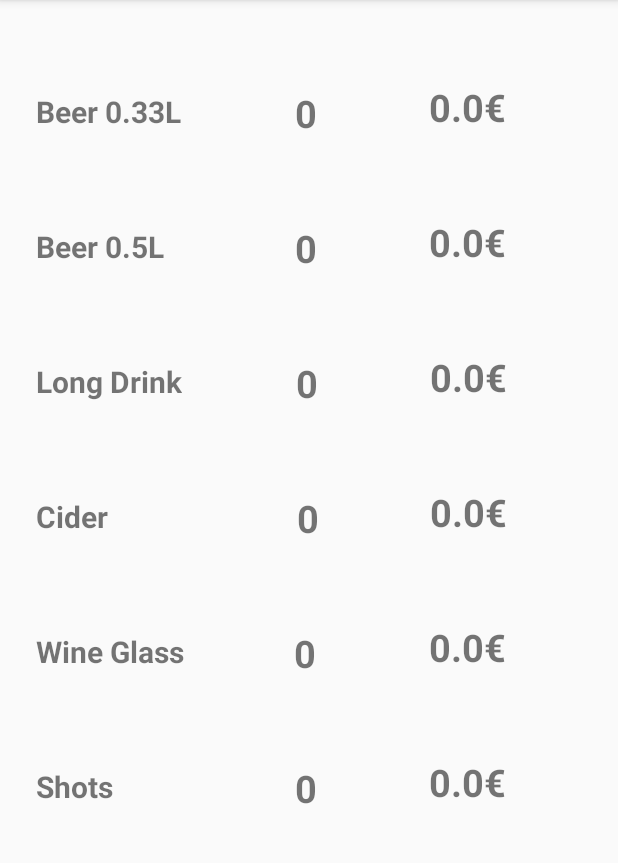
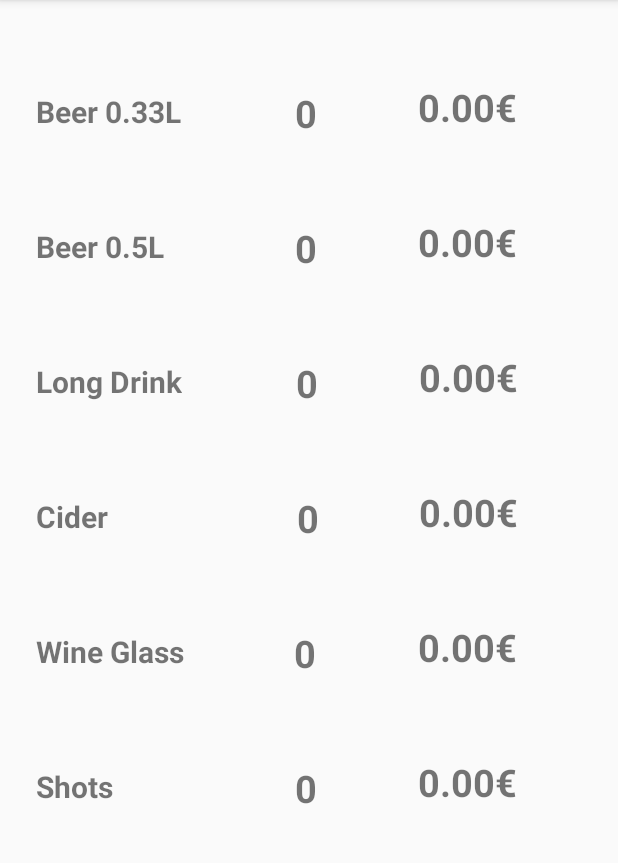
Before and after one commit to AhoiJ/BrewCounter, an Android app: the TotalStatisticsActivity screen opened directly, with no data from a screen before it, on a phone screen of 412 x 824 dp, the part 84-947 px from its top. Run offline under Robolectric (Android 15) with nearby library versions, the phone set to English and light mode, and no system bars.

Commit message:
Fixed format issue causing crash when using on physical device

```diff
--- a/app/src/main/java/com/example/brewcounter/TotalStatisticsActivity.kt
+++ b/app/src/main/java/com/example/brewcounter/TotalStatisticsActivity.kt
@@ -127,12 +127,12 @@ class TotalStatisticsActivity : AppCompatActivity() {
 
     fun updateTotals() {
 
-        tvSbTotal.setText("" +  "%.2f".format(sBTotalPrice).toDouble()  + "€")
-        tvLbTotal.setText("" + "%.2f".format(lBTotalPrice).toDouble() + "€")
-        tvLdTotal.setText("" +   "%.2f".format(lDTotalPrice).toDouble()  + "€")
-        tvCiderTotal.setText("" +   "%.2f".format(ciderTotalPrice).toDouble()  + "€")
-        tvWgTotal.setText("" +   "%.2f".format(wGTotalPrice).toDouble()  + "€")
-        tvShotTotal.setText("" +   "%.2f".format(shotsTotalPrice).toDouble()  + "€")
+        tvSbTotal.setText("" +  "%.2f".format(sBTotalPrice)  + "€")
+        tvLbTotal.setText("" + "%.2f".format(lBTotalPrice) + "€")
+        tvLdTotal.setText("" +   "%.2f".format(lDTotalPrice)  + "€")
+        tvCiderTotal.setText("" +   "%.2f".format(ciderTotalPrice)  + "€")
+        tvWgTotal.setText("" +   "%.2f".format(wGTotalPrice)  + "€")
+        tvShotTotal.setText("" +   "%.2f".format(shotsTotalPrice)  + "€")
     }
 
 }
```
